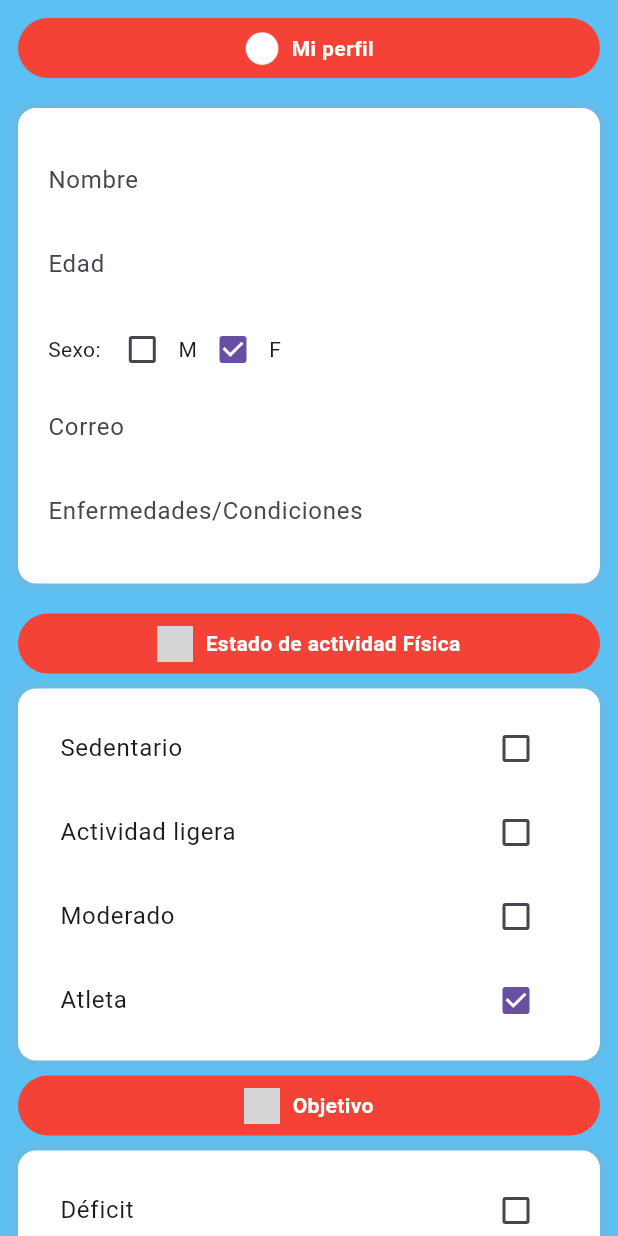
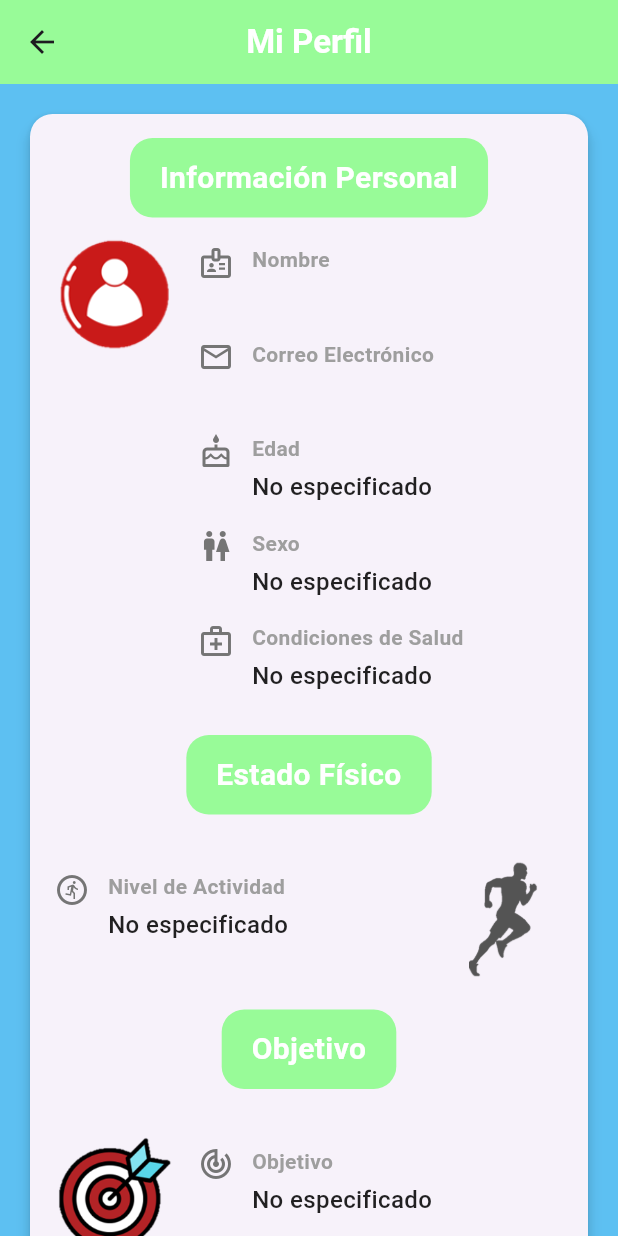
Before and after one commit to Marconic12/App_hackaton, a Flutter app: the Perfil screen opened directly, on a phone screen of 412 x 824 dp. Run offline on Flutter 3.47's test engine with Material 3 defaults, Android fonts, the phone set to English and light mode, and no system bars; our stand-ins replace shared_preferences; accounts and stored records are empty; grey boxes are pictures that could not be loaded.

Commit message:
actualizando perfil y pestañas

```diff
--- a/lib/screens/Account.dart
+++ b/lib/screens/Account.dart
@@ -1,7 +1,10 @@
 import 'package:flutter/material.dart';
+import 'package:shared_preferences/shared_preferences.dart';
 
 class CreateAccountScreen extends StatefulWidget {
-  const CreateAccountScreen({super.key});
+  final Map<String, dynamic> userProfileData;
+
+  const CreateAccountScreen({super.key, required this.userProfileData});
 
   @override
   State<CreateAccountScreen> createState() => _CreateAccountScreenState();
@@ -20,14 +23,32 @@ class _CreateAccountScreenState extends State<CreateAccountScreen> {
     super.dispose();
   }
 
-  void _createAccount() {
+
+  Future<void> _saveUserData() async {
+    final prefs = await SharedPreferences.getInstance();
+
+
+    await prefs.setString('user_name', _usernameController.text);
+    await prefs.setString('user_email', _emailController.text);
+
+
+    await prefs.setString('user_gender', widget.userProfileData['gender'] ?? 'No especificado');
+    await prefs.setInt('user_age', widget.userProfileData['age'] ?? 0);
+    await prefs.setString('user_conditions', widget.userProfileData['conditions'] ?? 'No especificado');
+    await prefs.setString('user_activity_level', widget.userProfileData['activity_level'] ?? 'No especificado');
+    await prefs.setString('user_goal', widget.userProfileData['goal'] ?? 'No especificado');
+  }
+
+  void _createAccount() async {
     final username = _usernameController.text;
     final email = _emailController.text;
     final password = _passwordController.text;
 
     if (username.isNotEmpty && email.isNotEmpty && password.isNotEmpty) {
       print('Cuenta creada: Username: $username, Email: $email');
-      // Navega a la pantalla principal y elimina la pila de navegación
+
+      await _saveUserData();
+
       Navigator.pushNamedAndRemoveUntil(
         context,
         '/main',
--- a/lib/screens/perfil.dart
+++ b/lib/screens/perfil.dart
@@ -1,5 +1,6 @@
 import 'package:flutter/material.dart';
 import 'package:victor_appl_maro/core/app_color.dart';
+import 'package:shared_preferences/shared_preferences.dart';
 
 class Perfil extends StatefulWidget {
   const Perfil({super.key});
@@ -9,108 +10,124 @@ class Perfil extends StatefulWidget {
 }
 
 class _PerfilState extends State<Perfil> {
-  // Controladores de perfil
-  final TextEditingController _nameController = TextEditingController();
-  final TextEditingController _ageController = TextEditingController();
-  final TextEditingController _emailController = TextEditingController();
-  final TextEditingController _conditionsController = TextEditingController();
+  // Inicializamos las variables con valores por defecto
+  String _name = 'No especificado';
+  String _age = 'No especificado';
+  String _email = 'No especificado';
+  String _conditions = 'No especificado';
+  String _gender = 'No especificado';
+  String _activityLevel = 'No especificado';
+  String _goal = 'No especificado';
 
-  // Sexo
-  String gender = "F";
+  @override
+  void initState() {
+    super.initState();
+    _loadProfileData();
+  }
 
-  // Estado de actividad
-  String activityLevel = "Atleta";
-
-  // Objetivo
-  String goal = "";
+  Future<void> _loadProfileData() async {
+    final prefs = await SharedPreferences.getInstance();
+    setState(() {
+      _name = prefs.getString('user_name') ?? 'No especificado';
+      _age = (prefs.getInt('user_age')?.toString() ?? 'No especificado');
+      _email = prefs.getString('user_email') ?? 'No especificado';
+      _conditions = prefs.getString('user_conditions') ?? 'No especificado';
+      _gender = prefs.getString('user_gender') ?? 'No especificado';
+      _activityLevel = prefs.getString('user_activity_level') ?? 'No especificado';
+      _goal = prefs.getString('user_goal') ?? 'No especificado';
+    });
+  }
 
   @override
   Widget build(BuildContext context) {
     return Scaffold(
       backgroundColor: AppColor.fondito,
+      appBar: AppBar(
+        title: const Text('Mi Perfil', style: TextStyle(fontWeight: FontWeight.bold, color: Colors.white)),
+        centerTitle: true,
+        backgroundColor: AppColor.primary,
+        elevation: 0,
+      ),
       body: SafeArea(
         child: SingleChildScrollView(
-          padding: const EdgeInsets.all(12.0),
+          padding: const EdgeInsets.all(16.0),
           child: Column(
             crossAxisAlignment: CrossAxisAlignment.stretch,
             children: [
-              // Encabezado Perfil
-              _sectionHeader("Mi perfil", "assets/icons/perfil.png"),
+              Card(
+                elevation: 4,
+                shape: RoundedRectangleBorder(
+                  borderRadius: BorderRadius.circular(15),
+                ),
+                child: Padding(
+                  padding: const EdgeInsets.all(16.0),
+                  child: Column(
+                    children: [
 
-              Container(
-                margin: const EdgeInsets.symmetric(vertical: 20),
-                padding: const EdgeInsets.all(20),
-                decoration: _boxDecoration(),
+                      _buildGreenTitleBox("Información Personal"),
+                      const SizedBox(height: 10),
+                      Row(
+                        crossAxisAlignment: CrossAxisAlignment.start,
+                        children: [
+                          Image.asset('assets/icons/perfil.png', height: 80, width: 80),
+                          const SizedBox(width: 16),
+                          Expanded(
                             child: Column(
                               crossAxisAlignment: CrossAxisAlignment.start,
                               children: [
-                    _buildTextField("Nombre", _nameController),
-                    _buildTextField("Edad", _ageController, isNumber: true),
-                    const SizedBox(height: 5),
-                    Row(
-                      children: [
-                        const Text("Sexo: "),
-                        Checkbox(
-                          value: gender == "M",
-                          onChanged: (_) {
-                            setState(() => gender = "M");
-                          },
-                        ),
-                        const Text("M"),
-                        Checkbox(
-                          value: gender == "F",
-                          onChanged: (_) {
-                            setState(() => gender = "F");
-                          },
-                        ),
-                        const Text("F"),
-                      ],
-                    ),
-                    _buildTextField("Correo", _emailController),
-                    _buildTextField(
-                        "Enfermedades/Condiciones", _conditionsController),
+                                _buildInfoField(title: "Nombre", value: _name, icon: Icons.badge_outlined),
+                                _buildInfoField(title: "Correo Electrónico", value: _email, icon: Icons.email_outlined),
+                                _buildInfoField(title: "Edad", value: _age, icon: Icons.cake_outlined),
+                                _buildInfoField(title: "Sexo", value: _gender, icon: Icons.wc_outlined),
+                                _buildInfoField(title: "Condiciones de Salud", value: _conditions, icon: Icons.medical_services_outlined),
                               ],
                             ),
                           ),
+                        ],
+                      ),
+                      const SizedBox(height: 20),
 
-              // Estado de Actividad Física
-              _sectionHeader("Estado de actividad Física", "assets/images/runner.png"),
-              Container(
-                margin: const EdgeInsets.symmetric(vertical: 10),
-                padding: const EdgeInsets.all(12),
-                decoration: _boxDecoration(),
+
+                      _buildGreenTitleBox("Estado Físico"),
+                      const SizedBox(height: 30),
+                      _buildSectionWithAsset(
+                        assetPath: 'assets/icons/runner.png',
+                        children: [
+                          _buildInfoField(title: "Nivel de Actividad", value: _activityLevel, icon: Icons.run_circle_outlined),
+                        ],
+                      ),
+                      const SizedBox(height: 20),
+
+
+                      _buildGreenTitleBox("Objetivo"),
+                      const SizedBox(height: 30),
+
+                      Row(
+                        crossAxisAlignment: CrossAxisAlignment.start,
+                        children: [
+                          Image.asset('assets/icons/Diana.png', height: 80, width: 80),
+                          const SizedBox(width: 16),
+                          Expanded(
                             child: Column(
+                              crossAxisAlignment: CrossAxisAlignment.start,
                               children: [
-                    _buildRadioOption("Sedentario"),
-                    _buildRadioOption("Actividad ligera"),
-                    _buildRadioOption("Moderado"),
-                    _buildRadioOption("Atleta"),
+                                _buildInfoField(title: "Objetivo", value: _goal, icon: Icons.track_changes_outlined),
                               ],
                             ),
                           ),
-
-              // Objetivo
-              _sectionHeader("Objetivo", "assets/images/target.png"),
-              Container(
-                margin: const EdgeInsets.symmetric(vertical: 10),
-                padding: const EdgeInsets.all(12),
-                decoration: _boxDecoration(),
-                child: Column(
-                  children: [
-                    _buildGoalOption("Déficit"),
-                    _buildGoalOption("Aumento"),
-                    _buildGoalOption("Mantenimiento"),
+                        ],
+                      ),
                     ],
                   ),
                 ),
-
-              const SizedBox(height: 20),
+              ),
+              const SizedBox(height: 40),
               const Center(
                 child: Text(
                   "MaRo",
                   style: TextStyle(
                     fontFamily: "Cursive",
-                    fontSize: 20,
+                    fontSize: 24,
                     color: Colors.red,
                     fontWeight: FontWeight.bold,
                   ),
@@ -123,77 +140,81 @@ class _PerfilState extends State<Perfil> {
     );
   }
 
-  // ---------- Widgets reutilizables ------------
 
-  Widget _sectionHeader(String title, String assetIcon) {
+  Widget _buildGreenTitleBox(String title) {
     return Container(
-      padding: const EdgeInsets.symmetric(vertical: 8, horizontal: 16),
+      padding: const EdgeInsets.symmetric(vertical: 12, horizontal: 20),
       decoration: BoxDecoration(
-        color: Colors.red,
-        borderRadius: BorderRadius.circular(30),
+        color: AppColor.primary,
+        borderRadius: BorderRadius.circular(15),
       ),
+      child: Text(
+        title,
+        textAlign: TextAlign.center,
+        style: const TextStyle(
+          color: Colors.white,
+          fontSize: 20,
+          fontWeight: FontWeight.bold,
+        ),
+      ),
+    );
+  }
+
+
+  Widget _buildSectionWithAsset({
+    required String assetPath,
+    required List<Widget> children,
+  }) {
+    return Row(
+      crossAxisAlignment: CrossAxisAlignment.start,
+      children: [
+        Expanded(
+          child: Column(
+            crossAxisAlignment: CrossAxisAlignment.start,
+            children: children,
+          ),
+        ),
+        const SizedBox(width: 16),
+        Image.asset(assetPath, height: 80, width: 80),
+      ],
+    );
+  }
+
+
+  Widget _buildInfoField({required String title, required String value, required IconData icon}) {
+    return Padding(
+      padding: const EdgeInsets.symmetric(vertical: 8.0),
       child: Row(
-        mainAxisAlignment: MainAxisAlignment.center,
+        crossAxisAlignment: CrossAxisAlignment.start,
         children: [
-          Image.asset(assetIcon, height: 24, color: Colors.white),
-          const SizedBox(width: 8),
+          Icon(icon, color: Colors.grey[600]),
+          const SizedBox(width: 12),
+          Expanded(
+            child: Column(
+              crossAxisAlignment: CrossAxisAlignment.start,
+              children: [
                 Text(
                   title,
                   style: const TextStyle(
-                color: Colors.white, fontWeight: FontWeight.bold),
+                    fontSize: 14,
+                    fontWeight: FontWeight.w600,
+                    color: Colors.grey,
+                  ),
+                ),
+                const SizedBox(height: 4),
+                Text(
+                  value,
+                  style: const TextStyle(
+                    fontSize: 16,
+                    fontWeight: FontWeight.w500,
+                    color: Colors.black87,
+                  ),
+                ),
+              ],
+            ),
           ),
         ],
       ),
     );
   }
-
-  Widget _buildTextField(String label, TextEditingController controller,
-      {bool isNumber = false}) {
-    return TextField(
-      controller: controller,
-      keyboardType: isNumber ? TextInputType.number : TextInputType.text,
-      decoration: InputDecoration(
-        labelText: label,
-        border: InputBorder.none,
-      ),
-    );
 }
-
-  Widget _buildRadioOption(String value) {
-    return CheckboxListTile(
-      title: Text(value),
-      value: activityLevel == value,
-      onChanged: (_) {
-        setState(() {
-          activityLevel = value;
-        });
-      },
-    );
-  }
-
-  Widget _buildGoalOption(String value) {
-    return CheckboxListTile(
-      title: Text(value),
-      value: goal == value,
-      onChanged: (_) {
-        setState(() {
-          goal = value;
-        });
-      },
-    );
-  }
-
-  BoxDecoration _boxDecoration() {
-    return BoxDecoration(
-      color: Colors.white,
-      borderRadius: BorderRadius.circular(12),
-      boxShadow: [
-        BoxShadow(
-          color: Colors.grey.withOpacity(0.3),
-          spreadRadius: 1,
-          blurRadius: 5,
-        ),
-      ],
-    );
-  }
-}
```
Also changed, not shown: lib/screens/GenderSelection.dart (+98 -76 lines), lib/screens/Goal.dart (+15 -5 lines), lib/screens/HeightWeight.dart (+15 -4 lines), lib/screens/Log.dart (+10 -6 lines), lib/screens/Motivation.dart (+14 -3 lines), lib/screens/WeeklyWorkout.dart (+15 -5 lines), lib/screens/launchind.dart (+10 -10 lines), pubspec.yaml (+1 -8 lines), assets/icons/Diana.png (added), assets/icons/runner.png (added), pubspec.lock, 1 other file. Lines whose indentation alone changed are shown as unchanged.
